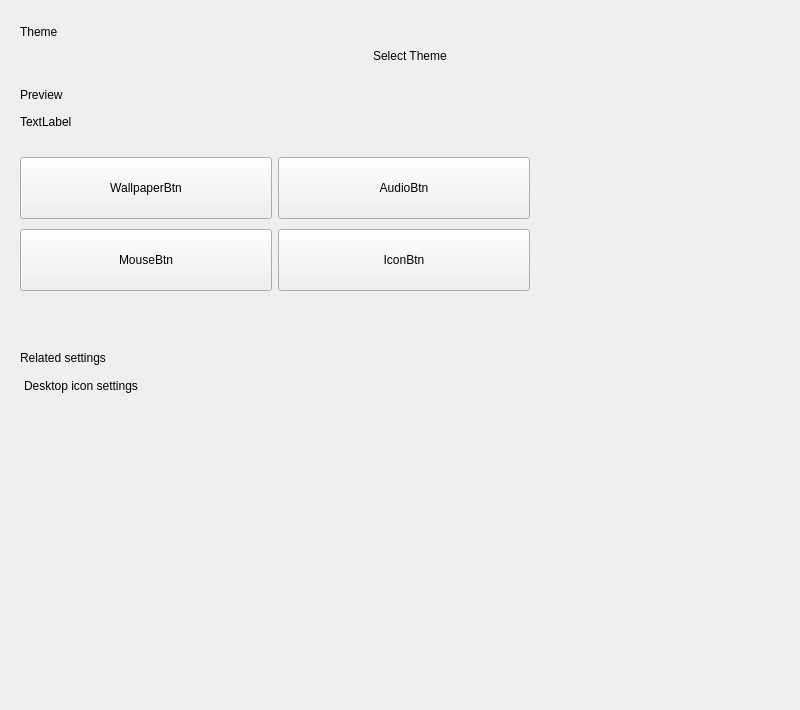
Qt form plugins/personalized/theme/theme.ui (ukui/ukui-control-center) before a commit.
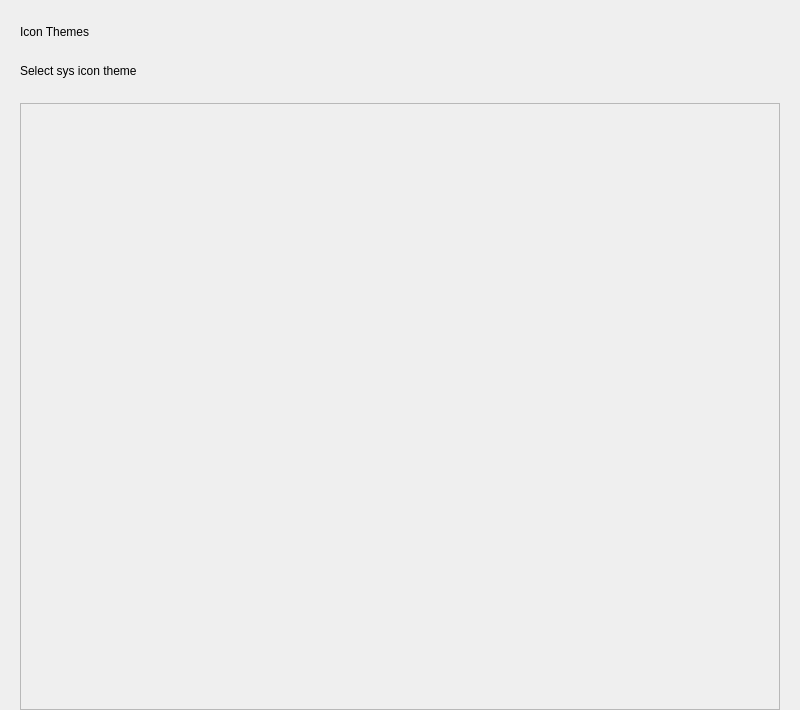
The same form after that commit. The open tabs and pages were chosen to show the change.

```diff
--- a/plugins/personalized/theme/theme.ui
+++ b/plugins/personalized/theme/theme.ui
@@ -358,6 +358,101 @@
        </item>
       </layout>
      </widget>
+     <widget class="QWidget" name="page_2">
+      <layout class="QVBoxLayout" name="verticalLayout_5">
+       <property name="spacing">
+        <number>25</number>
+       </property>
+       <property name="leftMargin">
+        <number>20</number>
+       </property>
+       <property name="topMargin">
+        <number>25</number>
+       </property>
+       <property name="rightMargin">
+        <number>20</number>
+       </property>
+       <property name="bottomMargin">
+        <number>0</number>
+       </property>
+       <item>
+        <widget class="QLabel" name="label_6">
+         <property name="sizePolicy">
+          <sizepolicy hsizetype="Fixed" vsizetype="Fixed">
+           <horstretch>0</horstretch>
+           <verstretch>0</verstretch>
+          </sizepolicy>
+         </property>
+         <property name="text">
+          <string>Icon Themes</string>
+         </property>
+         <property name="scaledContents">
+          <bool>true</bool>
+         </property>
+         <property name="stylesize" stdset="0">
+          <string notr="true">title1#</string>
+         </property>
+        </widget>
+       </item>
+       <item>
+        <widget class="QLabel" name="label_8">
+         <property name="sizePolicy">
+          <sizepolicy hsizetype="Fixed" vsizetype="Fixed">
+           <horstretch>0</horstretch>
+           <verstretch>0</verstretch>
+          </sizepolicy>
+         </property>
+         <property name="text">
+          <string>Select sys icon theme</string>
+         </property>
+         <property name="scaledContents">
+          <bool>true</bool>
+         </property>
+        </widget>
+       </item>
+       <item>
+        <widget class="QScrollArea" name="scrollArea">
+         <property name="widgetResizable">
+          <bool>true</bool>
+         </property>
+         <widget class="QWidget" name="scrollAreaWidgetContents">
+          <property name="geometry">
+           <rect>
+            <x>0</x>
+            <y>0</y>
+            <width>758</width>
+            <height>597</height>
+           </rect>
+          </property>
+          <layout class="QVBoxLayout" name="verticalLayout_6">
+           <property name="spacing">
+            <number>0</number>
+           </property>
+           <property name="leftMargin">
+            <number>0</number>
+           </property>
+           <property name="topMargin">
+            <number>0</number>
+           </property>
+           <property name="rightMargin">
+            <number>0</number>
+           </property>
+           <property name="bottomMargin">
+            <number>0</number>
+           </property>
+           <item>
+            <layout class="QVBoxLayout" name="themesVBoxLayout">
+             <property name="spacing">
+              <number>25</number>
+             </property>
+            </layout>
+           </item>
+          </layout>
+         </widget>
+        </widget>
+       </item>
+      </layout>
+     </widget>
      <widget class="QWidget" name="page">
       <layout class="QVBoxLayout" name="verticalLayout_4">
        <property name="spacing">
```
